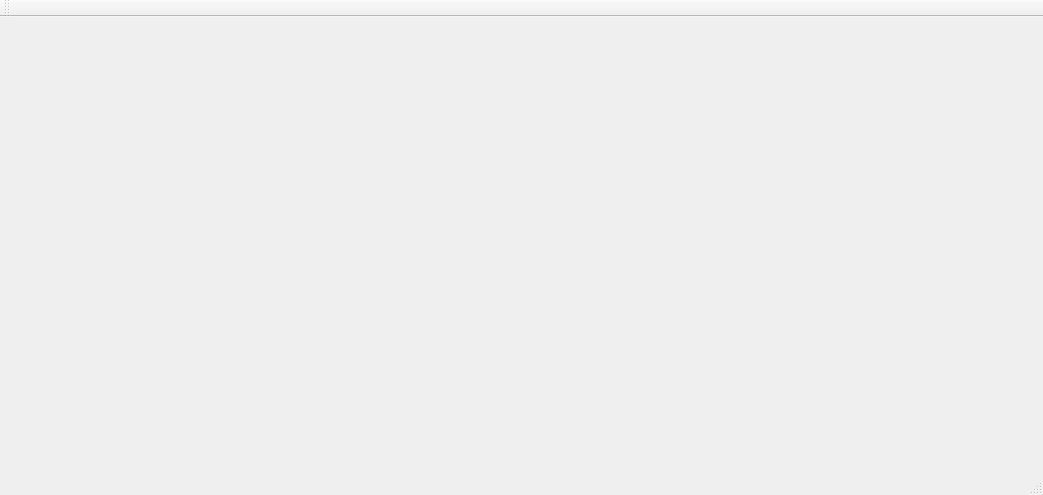
Qt form Tcamera/Tcamera/mainwindow.ui (lizeyan/Athena) before a commit.
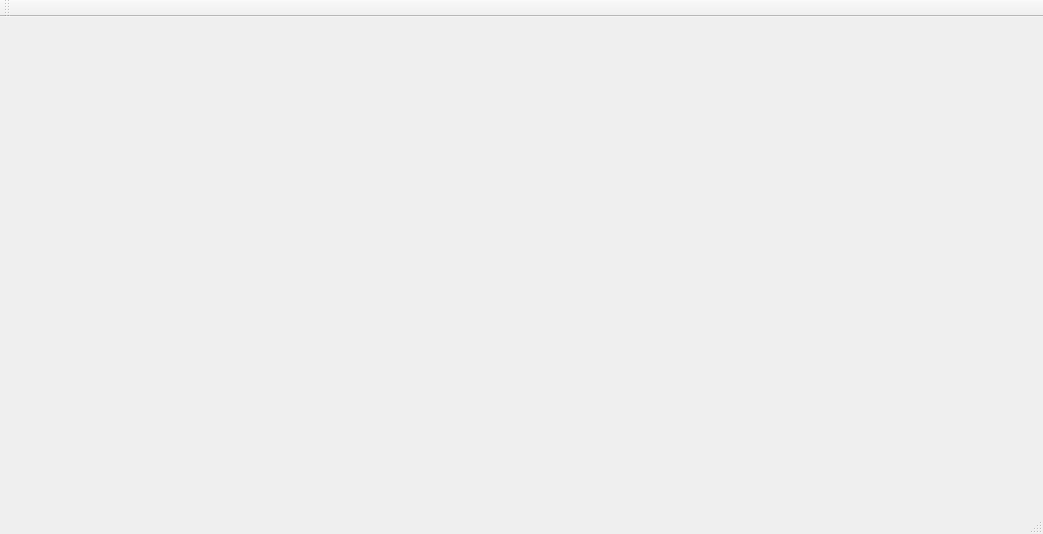
The same form after that commit.

```diff
--- a/Tcamera/Tcamera/mainwindow.ui
+++ b/Tcamera/Tcamera/mainwindow.ui
@@ -7,7 +7,7 @@
     <x>0</x>
     <y>0</y>
     <width>1043</width>
-    <height>495</height>
+    <height>534</height>
    </rect>
   </property>
   <property name="windowTitle">
@@ -19,7 +19,7 @@
      <rect>
       <x>0</x>
       <y>0</y>
-      <width>991</width>
+      <width>671</width>
       <height>421</height>
      </rect>
     </property>
```
